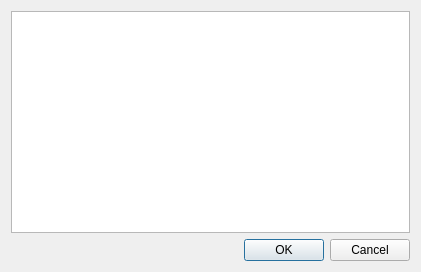
norbusan/rssguard-debian, file src/librssguard/gui/dialogs/formaddaccount.ui: the form before one commit.
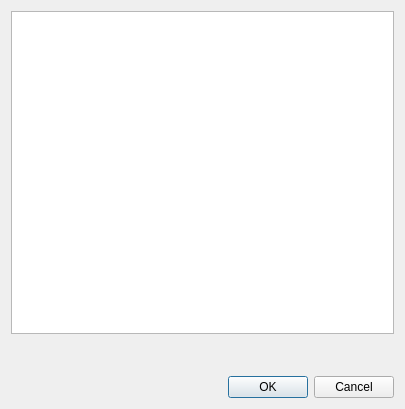
The form after the commit.

Patch:
```diff
--- a/src/librssguard/gui/dialogs/formaddaccount.ui
+++ b/src/librssguard/gui/dialogs/formaddaccount.ui
@@ -6,24 +6,14 @@
    <rect>
     <x>0</x>
     <y>0</y>
-    <width>421</width>
-    <height>272</height>
+    <width>405</width>
+    <height>409</height>
    </rect>
   </property>
   <property name="windowTitle">
    <string>Add new account</string>
   </property>
   <layout class="QFormLayout" name="formLayout_2">
-   <item row="1" column="0" colspan="2">
-    <widget class="QDialogButtonBox" name="m_buttonBox">
-     <property name="orientation">
-      <enum>Qt::Horizontal</enum>
-     </property>
-     <property name="standardButtons">
-      <set>QDialogButtonBox::Cancel|QDialogButtonBox::Ok</set>
-     </property>
-    </widget>
-   </item>
    <item row="0" column="0" colspan="2">
     <widget class="QListWidget" name="m_listEntryPoints">
      <property name="sizePolicy">
@@ -32,14 +22,34 @@
        <verstretch>1</verstretch>
       </sizepolicy>
      </property>
+     <property name="resizeMode">
+      <enum>QListView::Adjust</enum>
+     </property>
+    </widget>
+   </item>
+   <item row="2" column="0" colspan="2">
+    <widget class="QDialogButtonBox" name="m_buttonBox">
+     <property name="orientation">
+      <enum>Qt::Horizontal</enum>
+     </property>
+     <property name="standardButtons">
+      <set>QDialogButtonBox::Cancel|QDialogButtonBox::Ok</set>
+     </property>
+    </widget>
+   </item>
+   <item row="1" column="0" colspan="2">
+    <widget class="QLabel" name="m_lblDetails">
      <property name="minimumSize">
       <size>
-       <width>320</width>
-       <height>0</height>
+       <width>0</width>
+       <height>30</height>
       </size>
      </property>
-     <property name="resizeMode">
-      <enum>QListView::Adjust</enum>
+     <property name="alignment">
+      <set>Qt::AlignLeading|Qt::AlignLeft|Qt::AlignTop</set>
+     </property>
+     <property name="wordWrap">
+      <bool>true</bool>
      </property>
     </widget>
    </item>
```
